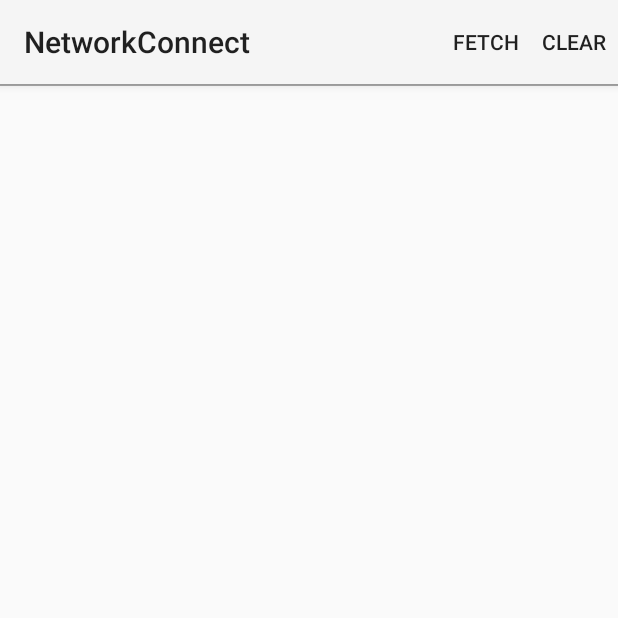
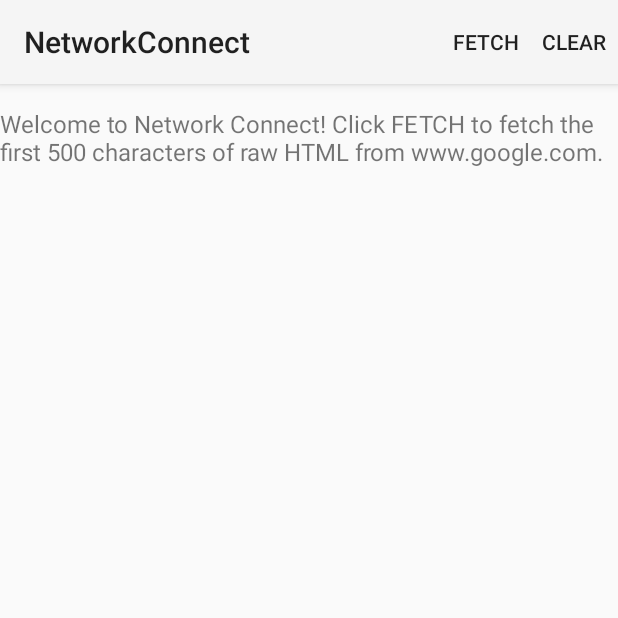
Before and after one commit to Linamcaro/Android_networking_challenge, an Android app: the screen it shows after launch (MainActivity), after a tap on "CLEAR", on a phone screen of 412 x 824 dp, the top half of it. Run offline under Robolectric (Android 15) with nearby library versions, the phone set to English and light mode, and no system bars; 1 other tap on this screen came first.

Commit message:
Final details added

```diff
--- a/Application/src/main/java/com/example/android/networkconnect/MainActivity.java
+++ b/Application/src/main/java/com/example/android/networkconnect/MainActivity.java
@@ -24,6 +24,7 @@ import android.view.Menu;
 import android.view.MenuItem;
 import android.view.View;
 import android.widget.ProgressBar;
+import android.widget.TextView;
 import android.widget.Toast;
 
 import androidx.fragment.app.FragmentActivity;
@@ -44,6 +45,9 @@ import com.google.gson.Gson;
 public class MainActivity extends FragmentActivity implements DownloadCallback {
 
     private static final String API = "https://rickandmortyapi.com/api/character";
+
+    //Reference to the welcoming message TextView
+    private TextView introText;
 
     // Reference to the recycler view showing fetched data, so we can clear it with a button
     // as necessary.
@@ -70,8 +74,10 @@ public class MainActivity extends FragmentActivity implements DownloadCallback {
         setContentView(R.layout.sample_main);
 
         characterList = findViewById(R.id.characterList);
+        introText = findViewById(R.id.intro_text);
 
         mProgressBar = findViewById(R.id.progressBar);
+        mProgressBar.setVisibility(View.GONE);
 
         mNetworkFragment = NetworkFragment.getInstance(getSupportFragmentManager(), API);
     }
@@ -88,12 +94,15 @@ public class MainActivity extends FragmentActivity implements DownloadCallback {
             // When the user clicks FETCH, fetch the first 500 characters of
             // raw HTML from www.google.com.
             case R.id.fetch_action:
+                introText.setVisibility(View.GONE);
+                characterList.setAdapter(null);
                 startDownload();
                 return true;
             // Clear the text and cancel download.
             case R.id.clear_action:
                 finishDownloading();
-                characterList.removeAllViewsInLayout();
+                characterList.setAdapter(null);
+                introText.setVisibility(View.VISIBLE);
                 return true;
         }
         return false;
@@ -114,6 +123,8 @@ public class MainActivity extends FragmentActivity implements DownloadCallback {
     @Override
     public void updateFromDownload(String result) {
         if (result != null) {
+
+            //Convert the fetch result into an object of type CharacterResponse
             Gson gson = new Gson();
             CharacterResponse apiResponse = gson.fromJson(result,CharacterResponse.class);
             mCharacterAdapter = new CharacterAdapter(apiResponse);
@@ -121,8 +132,11 @@ public class MainActivity extends FragmentActivity implements DownloadCallback {
 
         } else {
 
+            //Shows a short Toast with a connection error
             Toast.makeText(this,getString(R.string.connection_error),Toast.LENGTH_SHORT)
                     .show();
+
+            mProgressBar.setVisibility(View.GONE);
 
         }
     }
--- a/Application/src/main/java/com/example/android/networkconnect/ui/CharacterAdapter.kt
+++ b/Application/src/main/java/com/example/android/networkconnect/ui/CharacterAdapter.kt
@@ -2,8 +2,6 @@ package com.example.android.networkconnect.ui
 
 import android.view.LayoutInflater
 import android.view.ViewGroup
-import androidx.recyclerview.widget.AsyncListDiffer
-import androidx.recyclerview.widget.DiffUtil
 import androidx.recyclerview.widget.RecyclerView
 import com.bumptech.glide.Glide
 import com.example.android.networkconnect.databinding.CharacterItemListBinding
--- a/Application/src/main/res/layout/sample_main.xml
+++ b/Application/src/main/res/layout/sample_main.xml
@@ -22,14 +22,16 @@
     android:orientation="vertical"
     android:layout_width="fill_parent"
     android:layout_height="fill_parent">
+
     <TextView
         android:id="@+id/intro_text"
-        android:layout_weight="1"
         android:layout_width="match_parent"
         android:layout_height="match_parent"
         android:textSize="16sp"
         android:text="@string/welcome_message"
-        android:freezesText="true"/>
+        android:freezesText="true"
+        android:layout_marginTop="15dp"/>
+
     <View
         android:layout_width="fill_parent"
         android:layout_height="1dp"
@@ -40,7 +42,7 @@
         style="?android:attr/progressBarStyle"
         android:layout_width="match_parent"
         android:layout_height="wrap_content"
-        android:layout_weight="1" />
+        android:layout_margin="18dp"/>
 
     <androidx.recyclerview.widget.RecyclerView
         android:id="@+id/characterList"
```
Also changed, not shown: Application/src/main/res/layout/character_item_list.xml (indentation only), 2 other files.
